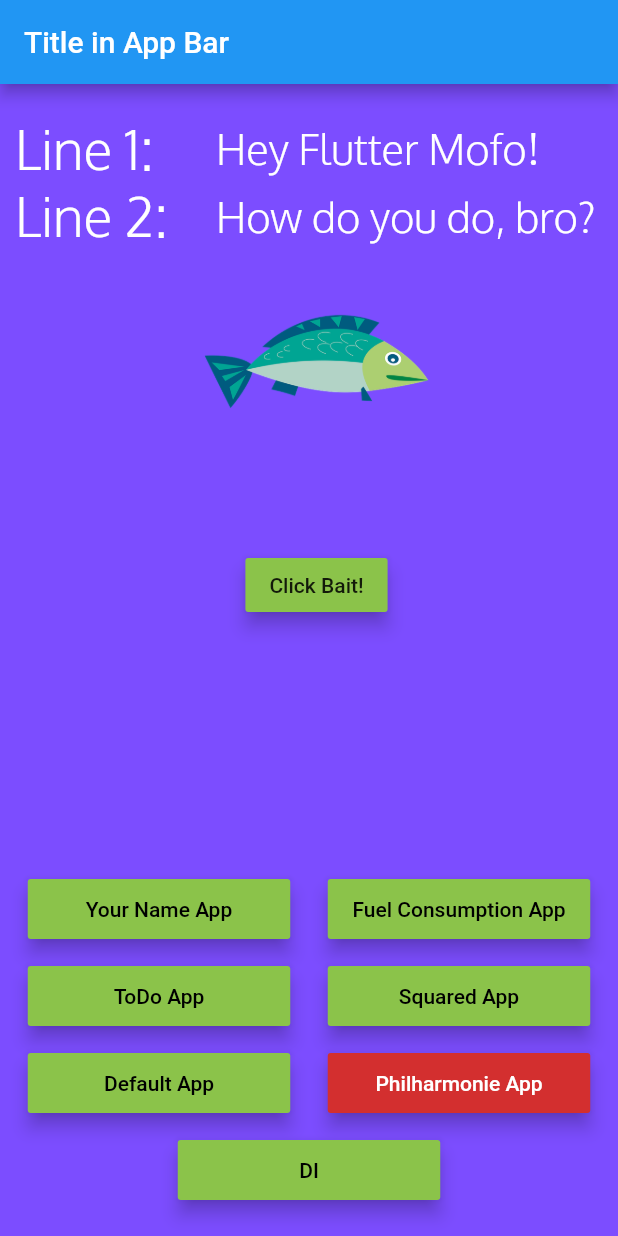
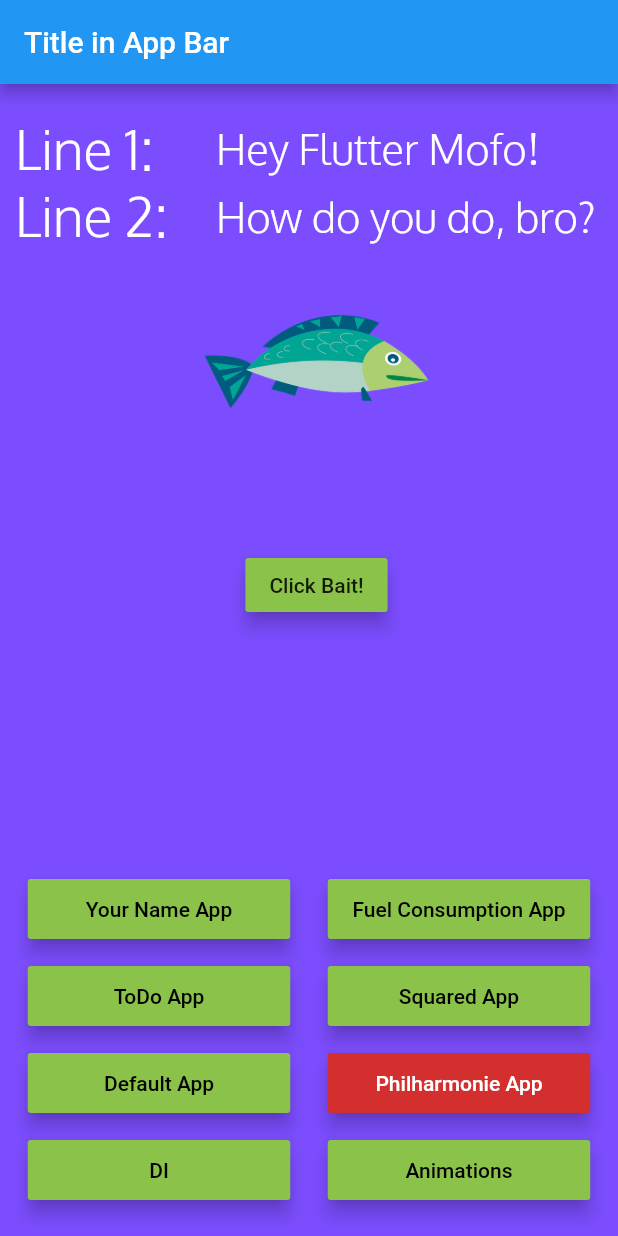
Before and after one commit to stephantasy/FlutterPlay, a Flutter app: the screen it shows after launch, on a phone screen of 412 x 824 dp. Run offline on Flutter 3.47's test engine with Material 2 defaults, Android fonts, the phone set to English and light mode, and no system bars; our stand-ins replace carousel_slider, dio, flutter_html, gradient_widgets, material_design_icons_flutter, sqflite; accounts and stored records are empty.

```diff
--- a/lib/screens/home.dart
+++ b/lib/screens/home.dart
@@ -1,4 +1,5 @@
 import 'package:flutter/material.dart';
+import 'package:hello_flutter/screens/animation_page.dart';
 import 'package:hello_flutter/screens/carousel.dart';
 import 'package:hello_flutter/screens/default.dart';
 import 'package:hello_flutter/screens/shared/navigationButton.dart';
@@ -70,9 +71,19 @@ class Home extends StatelessWidget {
                           textColor: Colors.white),
                     ],
                   ),
-                  ChangePageGenericButton(
-                    title: "DI",
-                    pageToCall: DownloadImage(),
+                  Row(
+                    mainAxisAlignment: MainAxisAlignment.center,
+                    children: <Widget>[
+                      ChangePageGenericButton(
+                        title: "DI",
+                        pageToCall: DownloadImage(),
+                      ),
+                      Container(width: 25.0),
+                      ChangePageGenericButton(
+                        title: "Animations",
+                        pageToCall: AnimationPage(),
+                      ),
+                    ],
                   ),
                 ],
               ),
```
Also changed, not shown: lib/screens/animation_page.dart (added, +83 -0 lines), 1 other file.
